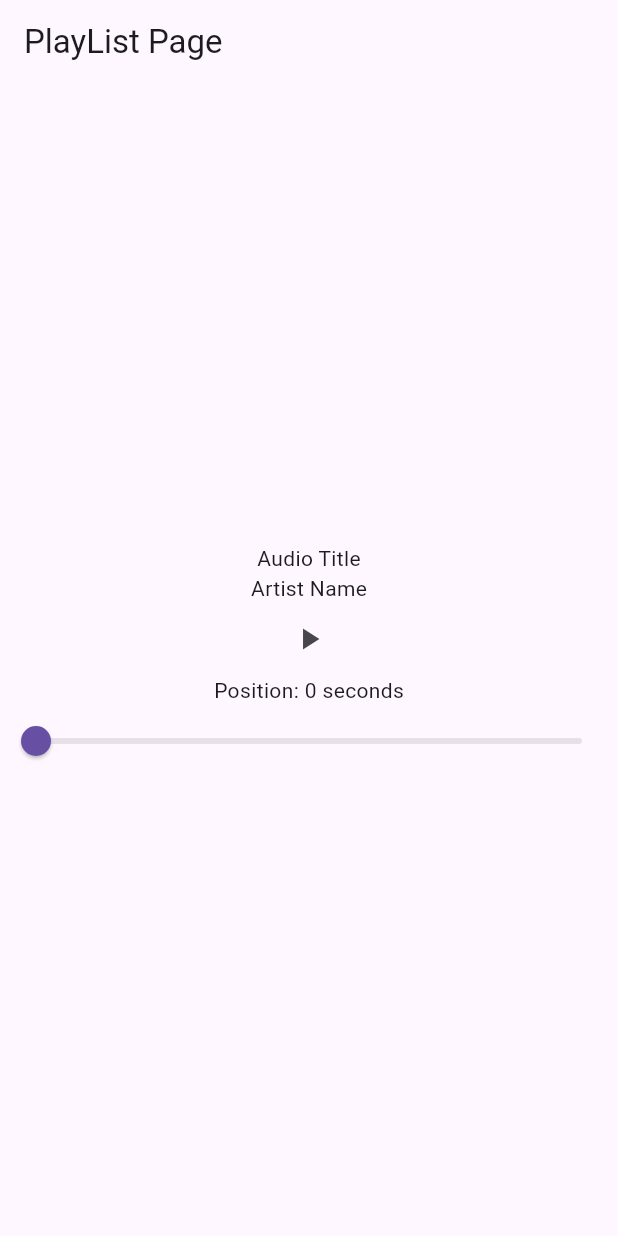
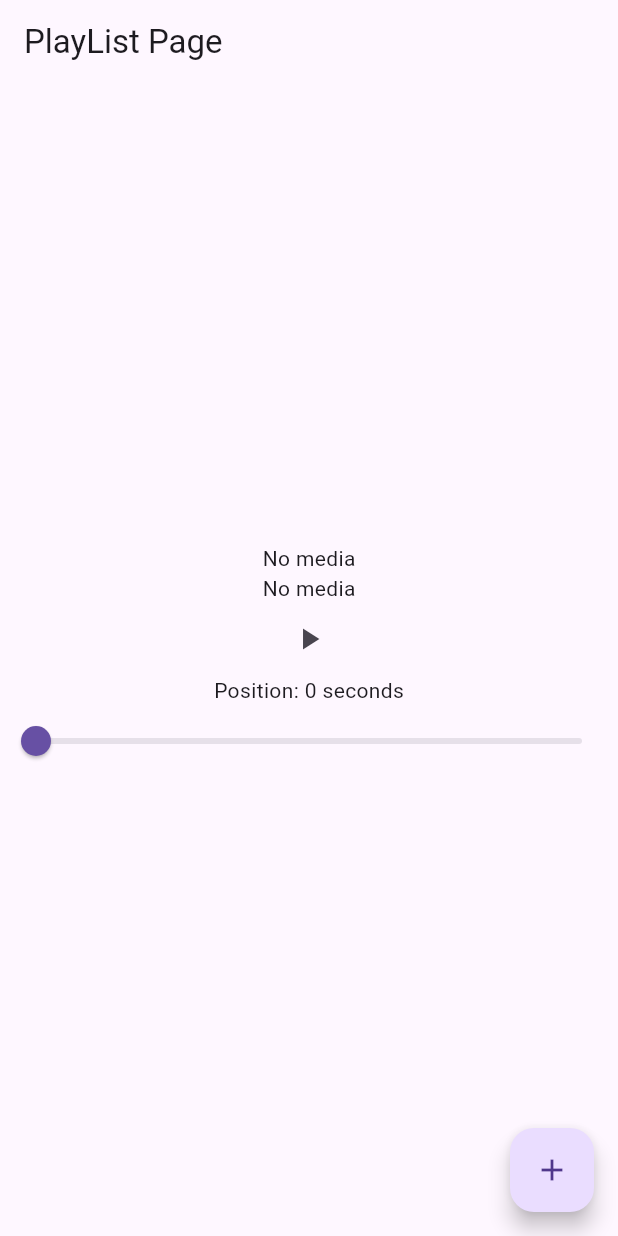
Before and after one commit to sggnology/for_howl, a Flutter app: the screen it shows after launch, on a phone screen of 412 x 824 dp. Run offline on Flutter 3.47's test engine with Material 3 defaults, Android fonts, the light colour scheme and no system bars; our stand-ins replace audio_service, just_audio, shared_preferences; missing offline and left inert: youtube_explode_dart.

Commit message:
[view & service] MyAudioHandler 싱글톤 방식으로 변경

```diff
--- a/lib/main.dart
+++ b/lib/main.dart
@@ -1,11 +1,13 @@
 import 'package:flutter/material.dart';
+import 'package:for_howl/service/audio_handler/MyAudioHandler.dart';
 import 'package:for_howl/service/shared_preference/SharedPreferenceService.dart';
-import 'package:for_howl/view/playlist/index.dart';
+import 'package:for_howl/view/home/index.dart';
 
 void main() async {
   WidgetsFlutterBinding.ensureInitialized();
 
   await SharedPreferencesService().init();
+  await MyAudioHandler().init();
 
   runApp(const MyApp());
 }
@@ -24,73 +26,3 @@ class MyApp extends StatelessWidget {
     );
   }
 }
-
-class MyHomePage extends StatefulWidget {
-  const MyHomePage({super.key});
-
-  @override
-  State<MyHomePage> createState() => _MyHomePageState();
-}
-
-class _MyHomePageState extends State<MyHomePage> {
-  int _selectedIndex = 0;
-  final PageController _pageController = PageController();
-
-  void _onPageChanged(int index) {
-    setState(() {
-      _selectedIndex = index;
-    });
-  }
-
-  /// BottomNavigationBarItem 클릭 시 페이지 이동
-  void _onItemTapped(int index) {
-    setState(() {
-      _selectedIndex = index;
-    });
-    _pageController.animateToPage(
-      index,
-      duration: const Duration(milliseconds: 300),
-      curve: Curves.easeInOut,
-    );
-  }
-
-  @override
-  void dispose() {
-    _pageController.dispose();
-    super.dispose();
-  }
-
-  @override
-  Widget build(BuildContext context) {
-    return Scaffold(
-      // TODO: 추후에 메뉴 적용되면 PageView 적용 예정, 현재는 사용되고 있지 않습니다.
-      body: SafeArea(
-        child: PageView(
-          controller: _pageController,
-          onPageChanged: _onPageChanged,
-          children: const <Widget>[
-            PlaylistPage(),
-            // TODO: 추후에 메뉴가 추가되면 적용 예정
-            // ProfilePage(),
-          ],
-        ),
-      )
-      // TODO: 추후에 메뉴가 추가되면 적용 예정
-      // bottomNavigationBar: BottomNavigationBar(
-      //   items: const <BottomNavigationBarItem>[
-      //     BottomNavigationBarItem(
-      //       icon: Icon(Icons.home),
-      //       label: 'Home',
-      //     ),
-      //     BottomNavigationBarItem(
-      //       icon: Icon(Icons.person),
-      //       label: 'Profile',
-      //     ),
-      //   ],
-      //   currentIndex: _selectedIndex,
-      //   selectedItemColor: Colors.amber[800],
-      //   onTap: _onItemTapped,
-      // ),
-    );
-  }
-}
--- a/lib/service/YoutubeHelper.dart
+++ b/lib/service/YoutubeHelper.dart
@@ -1,8 +1,10 @@
+import 'package:flutter/foundation.dart';
+import 'package:for_howl/service/audio_handler/model/YoutubeAudioMetaInfo.dart';
 import 'package:youtube_explode_dart/youtube_explode_dart.dart';
 
 class YoutubeHelper {
 
-  static Future<String> extractAudioURLFromYoutubeURL(String youtubeURL) async {
+  static Future<YoutubeAudioMetaInfo> extractAudioMetaInfoFromURL(String youtubeURL) async {
 
     // YoutubeExplode 인스턴스를 생성합니다.
     var yt = YoutubeExplode();
@@ -19,9 +21,19 @@ class YoutubeHelper {
       var manifest = await yt.videos.streamsClient.getManifest(videoID);
       var audioStreamInfo = manifest.audioOnly.withHighestBitrate();
 
-      print("Audio Stream URL 추출 성공: ${audioStreamInfo.url}");
+      var result = YoutubeAudioMetaInfo(
+        url: audioStreamInfo.url.toString(),
+        title: video.title,
+        artist: video.author,
+        duration: video.duration ?? Duration.zero,
+        thumbnailUrl: video.thumbnails.highResUrl,
+      );
 
-      return audioStreamInfo.url.toString();
+      if (kDebugMode) {
+        print("Audio Stream URL 추출 성공: $result");
+      }
+
+      return result;
     }
     on ArgumentError catch(e) {
       print('Invalid URL: $e');
@@ -35,6 +47,6 @@ class YoutubeHelper {
       yt.close();
     }
 
-    return "";
+    throw Exception("Audio Stream URL 추출 실패");
   }
 }
--- a/lib/service/audio_handler/MyAudioHandler.dart
+++ b/lib/service/audio_handler/MyAudioHandler.dart
@@ -1,35 +1,60 @@
 import 'package:audio_service/audio_service.dart';
+import 'package:for_howl/service/YoutubeHelper.dart';
 import 'package:just_audio/just_audio.dart';
 
+import 'model/YoutubeAudioMetaInfo.dart';
+
 class MyAudioHandler extends BaseAudioHandler {
-  final _audioPlayer = AudioPlayer();
 
-  MyAudioHandler() {
-    // 플레이백 상태 업데이트
+  static MyAudioHandler _instance = MyAudioHandler._internal();
+
+  factory MyAudioHandler() {
+    return _instance;
+  }
+
+  late AudioPlayer _audioPlayer;
+
+  MyAudioHandler._internal() {
+    _audioPlayer = AudioPlayer();
+
     _audioPlayer.playbackEventStream.listen((event) {
       playbackState.add(_transformEvent(event));
     });
   }
 
+  Future<void> init() async {
+    _instance = await AudioService.init(
+      builder: () => MyAudioHandler(),
+      config: const AudioServiceConfig(
+        androidNotificationChannelId: 'com.example.app.channel.audio',
+        androidNotificationChannelName: 'Audio Playback',
+        androidNotificationOngoing: true,
+      ),
+    );
+  }
+
   Future<void> setAudioSource(String url) async {
-    await _audioPlayer.setUrl(url);
-    // final duration = _audioPlayer.duration;
+
+    YoutubeAudioMetaInfo youtubeAudioMetaInfo = await YoutubeHelper.extractAudioMetaInfoFromURL(url);
+
+    // 오디오 스트림을 설정합니다.
+    await _instance._audioPlayer.setUrl(youtubeAudioMetaInfo.url);
 
     final currentMediaItem = mediaItem.valueOrNull;
 
     // MediaItem 중복 확인
     // - 중복되는 값에 대해 UI 업데이트를 방지하기 위함
-    if(currentMediaItem == null || currentMediaItem.id != url) {
+    if (currentMediaItem == null || currentMediaItem.id != url) {
       mediaItem.add(MediaItem(
-        id: url,
-        title: "Audio Title",
-        artist: "Artist Name",
+        id: youtubeAudioMetaInfo.url,
+        title: youtubeAudioMetaInfo.title,
+        artist: youtubeAudioMetaInfo.artist,
         duration: _audioPlayer.duration,
       ));
     }
   }
 
-  PlaybackState _transformEvent(PlaybackEvent event) {
+  static PlaybackState _transformEvent(PlaybackEvent event) {
     return PlaybackState(
       controls: [
         MediaControl.play,
@@ -37,11 +62,11 @@ class MyAudioHandler extends BaseAudioHandler {
         MediaControl.stop,
       ],
       androidCompactActionIndices: const [0, 1, 2],
-      processingState: _convertProcessingState(_audioPlayer.processingState),
-      playing: _audioPlayer.playing,
-      updatePosition: _audioPlayer.position,
-      bufferedPosition: _audioPlayer.bufferedPosition,
-      speed: _audioPlayer.speed,
+      processingState: _convertProcessingState(_instance._audioPlayer.processingState),
+      playing: _instance._audioPlayer.playing,
+      updatePosition: _instance._audioPlayer.position,
+      bufferedPosition: _instance._audioPlayer.bufferedPosition,
+      speed: _instance._audioPlayer.speed,
       systemActions: const {
         MediaAction.seekForward,
         MediaAction.seekBackward,
@@ -50,7 +75,7 @@ class MyAudioHandler extends BaseAudioHandler {
     );
   }
 
-  AudioProcessingState _convertProcessingState(ProcessingState state) {
+  static AudioProcessingState _convertProcessingState(ProcessingState state) {
     switch (state) {
       case ProcessingState.idle:
         return AudioProcessingState.idle;
--- /dev/null
+++ b/lib/service/audio_handler/model/YoutubeAudioMetaInfo.dart
@@ -0,0 +1,27 @@
+import 'package:for_howl/service/audio_handler/model/AudioMetaInfo.dart';
+
+class YoutubeAudioMetaInfo extends AudioMetaInfo {
+  final String url;
+  final String title;
+  final String artist;
+  final Duration duration;
+  String? thumbnailUrl;
+
+  YoutubeAudioMetaInfo({
+    required this.url,
+    required this.title,
+    required this.artist,
+    required this.duration,
+    this.thumbnailUrl,
+  }): super(
+    url: url,
+    title: title,
+    artist: artist,
+    duration: duration,
+  );
+
+  @override
+  String toString() {
+    return 'YoutubeAudioMetaInfo{url: $url, title: $title, artist: $artist, duration: $duration, thumbnailUrl: $thumbnailUrl}';
+  }
+}
--- a/lib/view/audio_player_screen/index.dart
+++ b/lib/view/audio_player_screen/index.dart
@@ -1,6 +1,5 @@
 import 'package:audio_service/audio_service.dart';
 import 'package:flutter/material.dart';
-import 'package:for_howl/service/YoutubeHelper.dart';
 import 'package:for_howl/service/audio_handler/MyAudioHandler.dart';
 
 class AudioPlayerScreen extends StatefulWidget {
@@ -11,44 +10,16 @@ class AudioPlayerScreen extends StatefulWidget {
 }
 
 class _AudioPlayerScreenState extends State<AudioPlayerScreen> {
-  late MyAudioHandler _audioHandler;
+
+  final _audioHandler = MyAudioHandler();
 
   @override
   void initState() {
     super.initState();
   }
 
-  Future<void> _initAudioHandler() async {
-    _audioHandler = await AudioService.init(
-      builder: () => MyAudioHandler(),
-      config: const AudioServiceConfig(
-        androidNotificationChannelId: 'com.example.app.channel.audio',
-        androidNotificationChannelName: 'Audio Playback',
-        androidNotificationOngoing: true,
-      ),
-    );
-
-    var audioURL = await YoutubeHelper.extractAudioURLFromYoutubeURL("https://www.youtube.com/watch?v=3_9ZrX1Rn7Y");
-
-    // 오디오 소스 설정
-    await _audioHandler.setAudioSource(audioURL);
-  }
-
   @override
   Widget build(BuildContext context) {
-    return FutureBuilder(
-        future: _initAudioHandler(),
-        builder: (context, snapshot) {
-          if (snapshot.connectionState != ConnectionState.done) {
-            return const Center(
-              child: SizedBox(
-                width: 30,
-                height: 30,
-                child: CircularProgressIndicator(),
-              ),
-            );
-          }
-
     return Column(
       mainAxisAlignment: MainAxisAlignment.center,
       children: [
@@ -123,6 +94,5 @@ class _AudioPlayerScreenState extends State<AudioPlayerScreen> {
         ),
       ],
     );
-        });
   }
 }
--- /dev/null
+++ b/lib/view/home/index.dart
@@ -0,0 +1,80 @@
+import 'package:flutter/material.dart';
+import 'package:for_howl/view/playlist/index.dart';
+
+class MyHomePage extends StatefulWidget {
+  const MyHomePage({super.key});
+
+  @override
+  State<MyHomePage> createState() => _MyHomePageState();
+}
+
+class _MyHomePageState extends State<MyHomePage> {
+  int _selectedIndex = 0;
+  final PageController _pageController = PageController();
+  // late MyAudioHandler myAudioHandler;
+
+  void _onPageChanged(int index) {
+    setState(() {
+      _selectedIndex = index;
+    });
+  }
+
+  /// BottomNavigationBarItem 클릭 시 페이지 이동
+  void _onItemTapped(int index) {
+    setState(() {
+      _selectedIndex = index;
+    });
+    _pageController.animateToPage(
+      index,
+      duration: const Duration(milliseconds: 300),
+      curve: Curves.easeInOut,
+    );
+  }
+
+
+  @override
+  void initState() {
+    super.initState();
+    // myAudioHandler = MyAudioHandler();
+  }
+
+  @override
+  void dispose() {
+    _pageController.dispose();
+    super.dispose();
+  }
+
+  @override
+  Widget build(BuildContext context) {
+    return Scaffold(
+      // TODO: 추후에 메뉴 적용되면 PageView 적용 예정, 현재는 사용되고 있지 않습니다.
+        body: SafeArea(
+          child: PageView(
+            controller: _pageController,
+            onPageChanged: _onPageChanged,
+            children: const <Widget>[
+              PlaylistPage(),
+              // TODO: 추후에 메뉴가 추가되면 적용 예정
+              // ProfilePage(),
+            ],
+          ),
+        )
+      // TODO: 추후에 메뉴가 추가되면 적용 예정
+      // bottomNavigationBar: BottomNavigationBar(
+      //   items: const <BottomNavigationBarItem>[
+      //     BottomNavigationBarItem(
+      //       icon: Icon(Icons.home),
+      //       label: 'Home',
+      //     ),
+      //     BottomNavigationBarItem(
+      //       icon: Icon(Icons.person),
+      //       label: 'Profile',
+      //     ),
+      //   ],
+      //   currentIndex: _selectedIndex,
+      //   selectedItemColor: Colors.amber[800],
+      //   onTap: _onItemTapped,
+      // ),
+    );
+  }
+}
--- a/lib/view/playlist/index.dart
+++ b/lib/view/playlist/index.dart
@@ -1,9 +1,12 @@
 import 'package:flutter/material.dart';
+import 'package:for_howl/service/audio_handler/MyAudioHandler.dart';
 
 import '../audio_player_screen/index.dart';
 
 class PlaylistPage extends StatelessWidget {
-  const PlaylistPage({super.key});
+  const PlaylistPage({
+    super.key,
+  });
 
   @override
   Widget build(BuildContext context) {
@@ -19,6 +22,13 @@ class PlaylistPage extends StatelessWidget {
           ),
         ],
       ),
+      floatingActionButton: FloatingActionButton(
+        onPressed: () {
+          MyAudioHandler().setAudioSource("https://www.youtube.com/watch?v=6RQ-bBdASvk");
+          // Add your onPressed code here!
+        },
+        child: const Icon(Icons.add),
+      ),
     );
   }
 }
```
Also changed, not shown: lib/service/audio_handler/model/AudioMetaInfo.dart (added, +14 -0 lines), pubspec.lock. Lines whose indentation alone changed are shown as unchanged.
